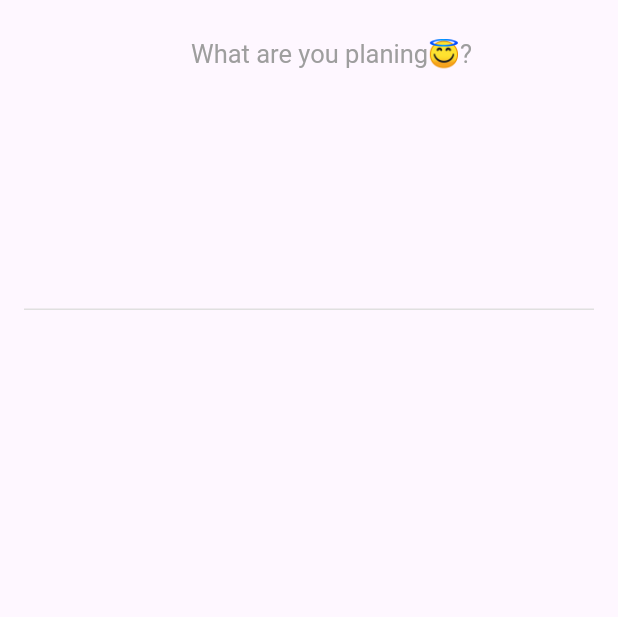
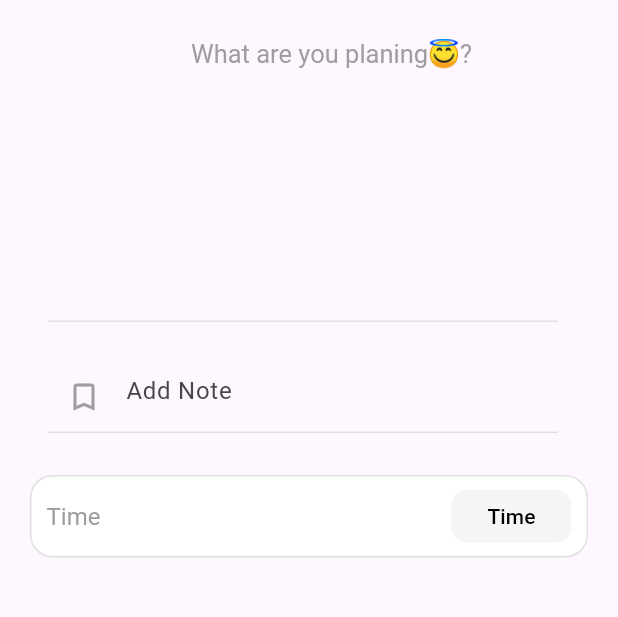
Before and after one commit to kamilgadek/task_app, a Flutter app: the TaskView screen opened directly, on a phone screen of 412 x 824 dp, the part 338-955 px from its top. Run offline on Flutter 3.47's test engine with Material 3 defaults, Android fonts, the phone set to English and light mode, and no system bars; our stand-ins replace animate_do, flutter_slider_drawer, lottie; missing offline and left inert: flutter_cupertino_date_picker_fork.

Commit message:
Add TimePicker

```diff
--- /dev/null
+++ b/lib/views/tasks/components/rep_textfield.dart
@@ -0,0 +1,51 @@
+import 'package:flutter/material.dart';
+import 'package:task_app/utils/app_str.dart';
+
+class RepTextField extends StatelessWidget {
+  const RepTextField({
+    super.key,
+    required this.controller,
+    this.isForDescription = false,
+  });
+
+  final TextEditingController controller;
+  final bool isForDescription;
+
+  @override
+  Widget build(BuildContext context) {
+    return Container(
+      margin: const EdgeInsets.symmetric(horizontal: 16),
+      width: double.infinity,
+      child: ListTile(
+        title: TextFormField(
+          controller: controller,
+          maxLines: !isForDescription ? 6 : null,
+          cursorHeight: !isForDescription ? 60 : null,
+          style: const TextStyle(
+            color: Colors.black,
+          ),
+          decoration: InputDecoration(
+            border: isForDescription ? InputBorder.none : null,
+            counter: Container(),
+            hintText: isForDescription ? AppStr.addNote : null,
+            prefixIcon: isForDescription
+                ? const Icon(
+                    Icons.bookmark_border, color: Colors.grey,
+                  )
+                : null,
+            enabledBorder: UnderlineInputBorder(
+              borderSide: BorderSide(
+                color: Colors.grey.shade300,
+              ),
+            ),
+            focusedBorder: UnderlineInputBorder(
+              borderSide: BorderSide(
+                color: Colors.grey.shade300,
+              ),
+            ),
+          ),
+        ),
+      ),
+    );
+  }
+}
--- a/lib/views/tasks/task_view.dart
+++ b/lib/views/tasks/task_view.dart
@@ -1,5 +1,7 @@
 import 'package:flutter/material.dart';
+import 'package:flutter_cupertino_date_picker_fork/flutter_cupertino_date_picker_fork.dart';
 import 'package:task_app/utils/app_str.dart';
+import 'package:task_app/views/tasks/components/rep_textfield.dart';
 import 'package:task_app/views/tasks/widget/task_view_app_bar.dart';
 
 class TaskView extends StatefulWidget {
@@ -10,12 +12,17 @@ class TaskView extends StatefulWidget {
 }
 
 class _TaskViewState extends State<TaskView> {
+  final TextEditingController titleTaskController = TextEditingController();
+  final TextEditingController descriptionTaskController =
+      TextEditingController();
+
   @override
   Widget build(BuildContext context) {
     var textTheme = Theme.of(context).textTheme;
 
     // I can tap on screen and hide keybord
-    return GestureDetector( onTap: () => FocusManager.instance.primaryFocus!.unfocus(),
+    return GestureDetector(
+      onTap: () => FocusManager.instance.primaryFocus!.unfocus(),
       child: Scaffold(
         // appBar
         appBar: const TaskViewAppBar(),
@@ -42,26 +49,68 @@ class _TaskViewState extends State<TaskView> {
                           style: textTheme.headlineMedium,
                         ),
                       ),
-                      Container(
-                        margin: const EdgeInsets.symmetric(horizontal: 16),
-                        width: double.infinity,
-                        child: TextFormField(
-                          maxLines: 6,
-                          cursorHeight: 60,
-                          style: TextStyle(
-                            color: Colors.black,
+
+                      // Title Task Controller
+                      RepTextField(controller: titleTaskController),
+
+                      SizedBox(
+                        height: 10,
+                      ),
+
+                      RepTextField(
+                        controller: descriptionTaskController,
+                        isForDescription: true,
+                      ),
+
+                      GestureDetector(
+                        onTap: () {
+                          showModalBottomSheet(
+                            context: context,
+                            builder: (_) => SizedBox(
+                              height: 280,
+                              child: TimePickerWidget(),
+                            ),
+                          );
+                        },
+                        child: Container(
+                          width: double.infinity,
+                          margin: EdgeInsets.all(20),
+                          height: 55,
+                          decoration: BoxDecoration(
+                            color: Colors.white,
+                            border: Border.all(
+                              color: Colors.grey.shade300,
+                            ),
+                            borderRadius: BorderRadius.circular(15),
                           ),
-                          decoration: InputDecoration(
-                            enabledBorder: UnderlineInputBorder(
-                              borderSide: BorderSide(
-                                color: Colors.grey.shade300,
+                          child: Row(
+                            mainAxisAlignment: MainAxisAlignment.spaceBetween,
+                            children: [
+                              Padding(
+                                padding: const EdgeInsets.only(left: 10.0),
+                                child: Text(
+                                  AppStr.timeString,
+                                  style: textTheme.headlineSmall,
+                                ),
                               ),
-                            ),
-                            focusedBorder: UnderlineInputBorder(
-                              borderSide: BorderSide(
-                                color: Colors.grey.shade300,
+                              Container(
+                                margin: EdgeInsets.only(
+                                  right: 10,
+                                ),
+                                width: 80,
+                                height: 35,
+                                decoration: BoxDecoration(
+                                  borderRadius: BorderRadius.circular(10),
+                                  color: Colors.grey.shade100,
+                                ),
+                                child: Center(
+                                  child: Text(
+                                    'Time',
+                                    style: textTheme.titleSmall,
+                                  ),
+                                ),
                               ),
-                            ),
+                            ],
                           ),
                         ),
                       ),
@@ -90,7 +139,7 @@ class _TaskViewState extends State<TaskView> {
             ),
             RichText(
               text: TextSpan(
-                text: AppStr.addNewTask + ' ',
+                text: '${AppStr.addNewTask} ',
                 style: textTheme.titleLarge,
                 children: const [
                   TextSpan(
```
